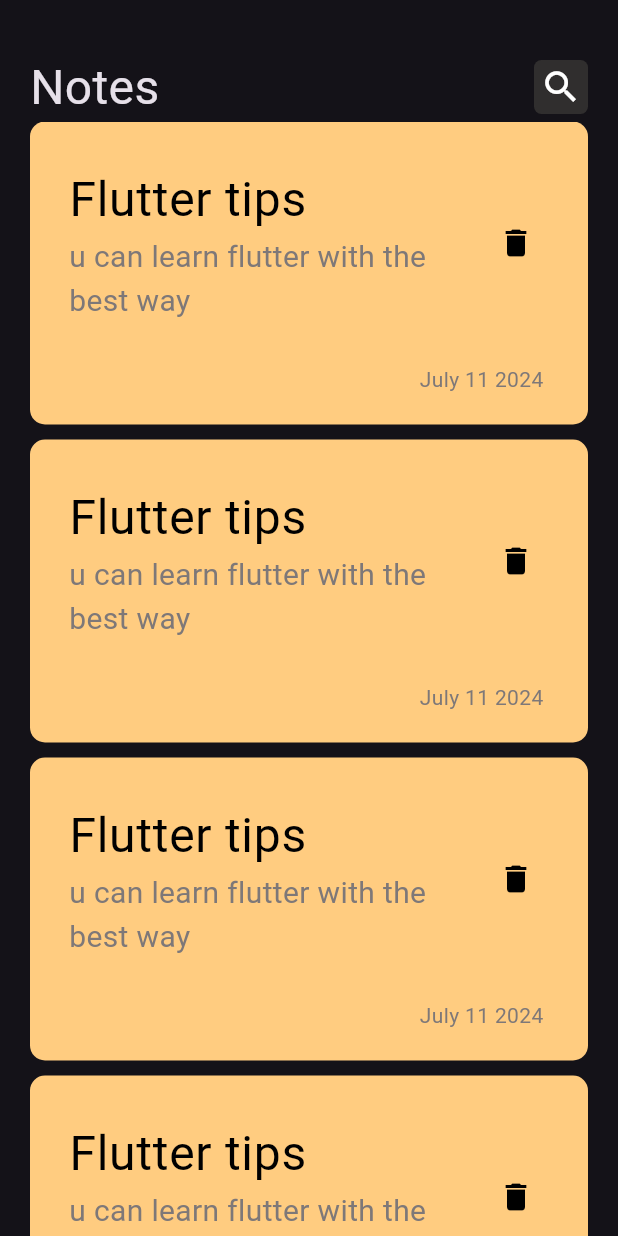
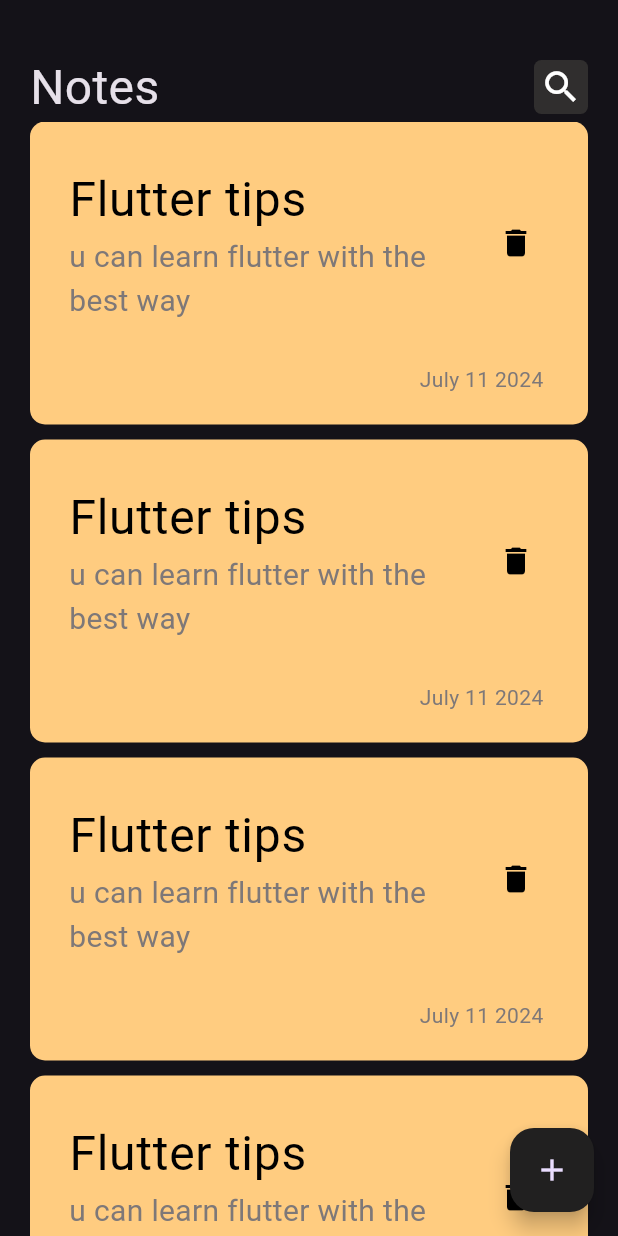
Before and after one commit to nourhanbakry/app_for_notes, a Flutter app: the screen it shows after launch, on a phone screen of 412 x 824 dp. Run offline on Flutter 3.47's test engine with Material 3 defaults, Android fonts, the phone set to English and light mode, and no system bars.

Commit message:
add floating action button

```diff
--- a/lib/Views/notes_view.dart
+++ b/lib/Views/notes_view.dart
@@ -7,13 +7,18 @@ class NotesView extends StatelessWidget {
 
   @override
   Widget build(BuildContext context) {
-    return const Scaffold(
-      body: Padding(
+    return Scaffold(
+      body: const Padding(
         padding: EdgeInsets.symmetric(horizontal: 20),
         child: Column(
           children: [CustomAppbar(), NotesListView()],
         ),
       ),
+      floatingActionButton: FloatingActionButton(
+        backgroundColor: const Color.fromARGB(255, 33, 32, 32),
+        onPressed: () {},
+        child: const Icon(Icons.add),
+      ),
     );
   }
 }
```
